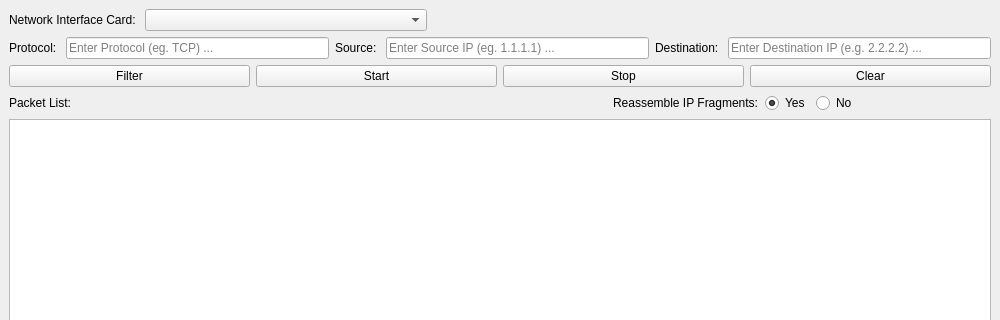
The window that form.ui (wbw625/sniffer) describes before a commit, drawn with Qt 5; both pictures show x 0 to 1000 and y 0 to 320 of the 1000 by 800 pixel window.
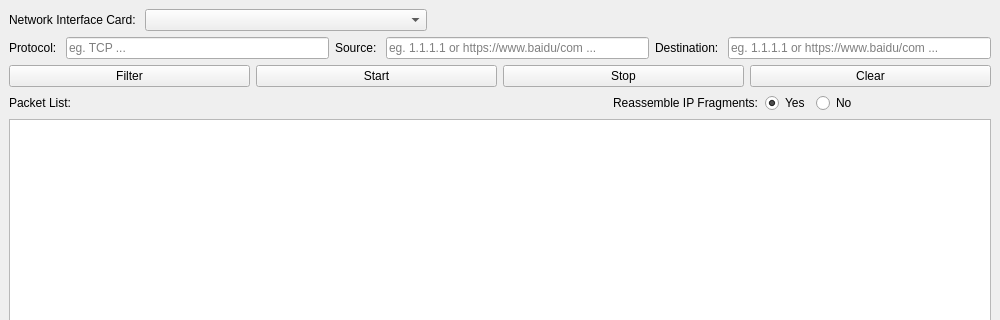
The same window after the commit.

```diff
--- a/form.ui
+++ b/form.ui
@@ -74,7 +74,7 @@
       <item>
        <widget class="QLineEdit" name="protocolLineEdit">
         <property name="placeholderText">
-         <string>Enter Protocol (eg. TCP) ...</string>
+         <string>eg. TCP ...</string>
         </property>
        </widget>
       </item>
@@ -88,7 +88,7 @@
       <item>
        <widget class="QLineEdit" name="sourceLineEdit">
         <property name="placeholderText">
-         <string>Enter Source IP (eg. 1.1.1.1) ...</string>
+         <string>eg. 1.1.1.1 or https://www.baidu/com ...</string>
         </property>
        </widget>
       </item>
@@ -102,7 +102,7 @@
       <item>
        <widget class="QLineEdit" name="destinationLineEdit">
         <property name="placeholderText">
-         <string>Enter Destination IP (e.g. 2.2.2.2) ...</string>
+         <string>eg. 1.1.1.1 or https://www.baidu/com ...</string>
         </property>
        </widget>
       </item>
```
